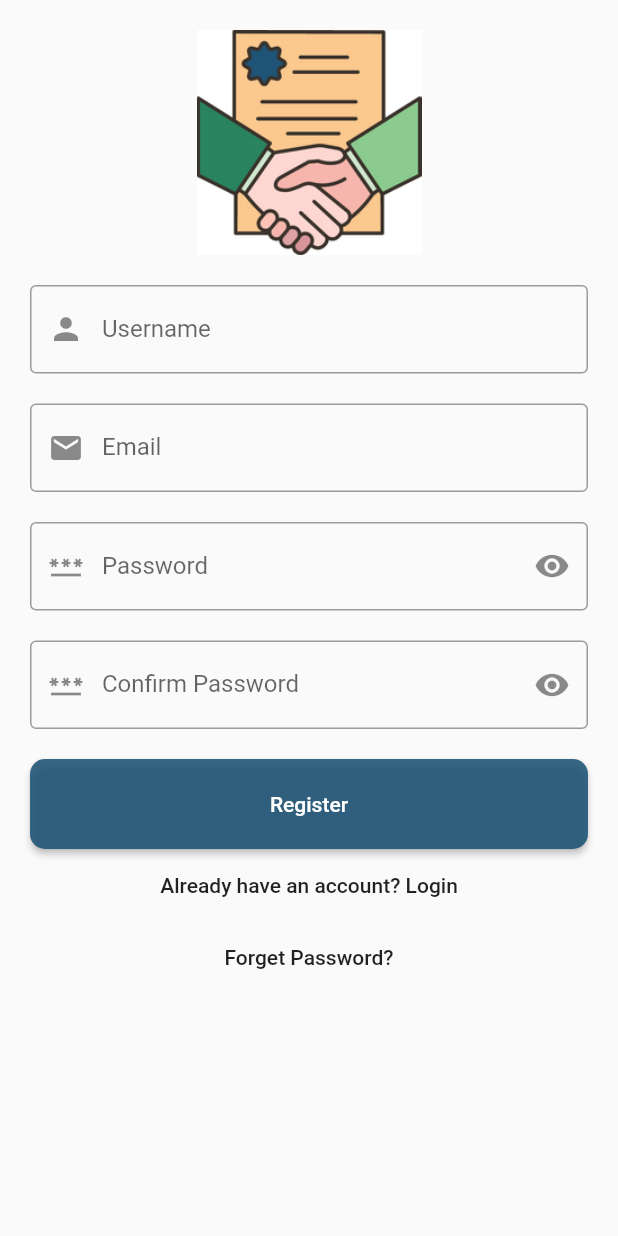
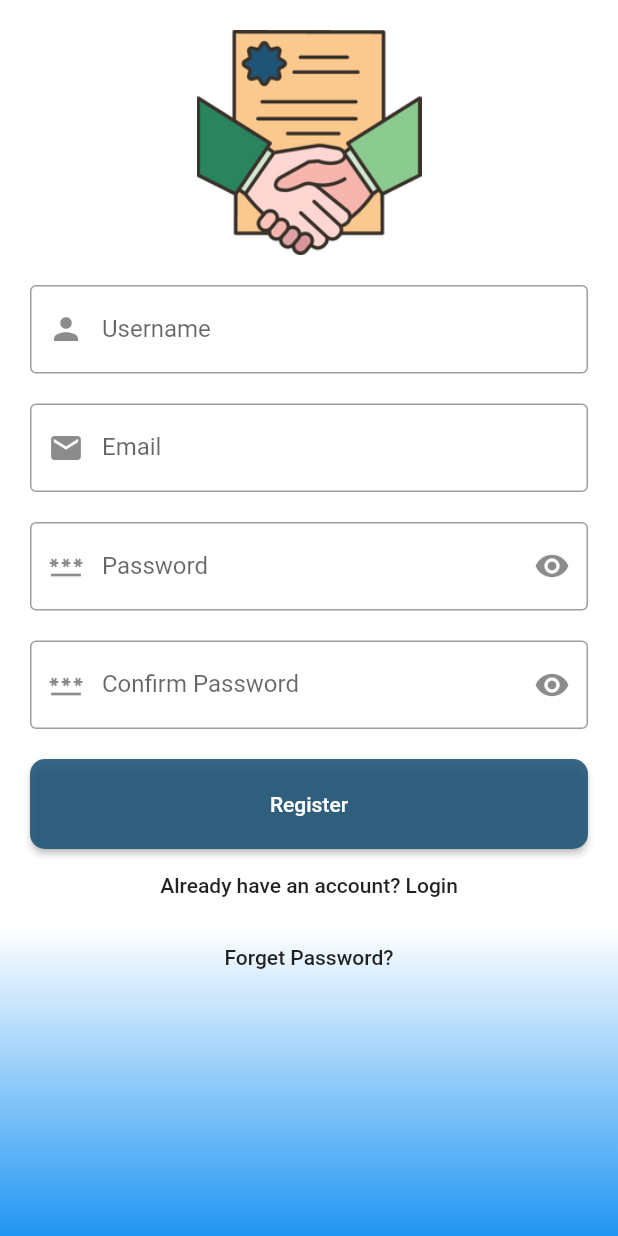
Before and after one commit to DeepeshKalura/pdf_listner, a Flutter app: the screen it shows after launch, on a phone screen of 412 x 824 dp. Run offline on Flutter 3.47's test engine with Material 2 defaults, Android fonts, the phone set to English and light mode, and no system bars.

Commit message:
custom_Screen_background added

```diff
--- a/lib/main.dart
+++ b/lib/main.dart
@@ -13,7 +13,7 @@ class MyApp extends StatelessWidget {
   Widget build(BuildContext context) {
     return MaterialApp(
       theme: ThemeData(
-          inputDecorationTheme:const InputDecorationTheme(
+          inputDecorationTheme: const InputDecorationTheme(
               border: OutlineInputBorder(),
               focusedBorder: OutlineInputBorder(
                   borderSide: BorderSide(color: Colors.blue, width: 2)))),
--- a/lib/screens/authentication_screen.dart
+++ b/lib/screens/authentication_screen.dart
@@ -2,6 +2,7 @@ import 'package:flutter/material.dart';
 import 'package:pdf_listner/helper/sized_box_helper.dart';
 import 'package:pdf_listner/widgets/custom_button.dart';
 import 'package:pdf_listner/widgets/custom_text_field.dart';
+import 'package:pdf_listner/widgets/screen_background.dart';
 
 class AuthenticationScreen extends StatefulWidget {
   static String routeName = "/authenticationScreen";
@@ -24,7 +25,8 @@ class _AuthenticationScreenState extends State<AuthenticationScreen> {
   @override
   Widget build(BuildContext context) {
     return Scaffold(
-      body: Padding(
+      body: ScreenBackground(
+        child: Padding(
           padding: const EdgeInsets.all(20),
           child: Form(
             key: _key,
@@ -113,6 +115,7 @@ class _AuthenticationScreenState extends State<AuthenticationScreen> {
             ]),
           ),
         ),
+      ),
     );
   }
 }
--- /dev/null
+++ b/lib/widgets/screen_background.dart
@@ -0,0 +1,26 @@
+import 'package:flutter/material.dart';
+
+class ScreenBackground extends StatelessWidget {
+  final Widget child;
+  const ScreenBackground({super.key, required this.child});
+
+  @override
+  Widget build(BuildContext context) {
+    return Container(
+      height: MediaQuery.of(context).size.height,
+      width: MediaQuery.of(context).size.width,
+      decoration: BoxDecoration(
+          gradient: LinearGradient(
+              begin: Alignment.topCenter,
+              end: Alignment.bottomCenter,
+              colors: [
+            Colors.white,
+            Colors.white,
+            Colors.white,
+            Colors.white,
+            Colors.blue
+          ])),
+      child: child,
+    );
+  }
+}
```
Lines whose indentation alone changed are shown as unchanged.
